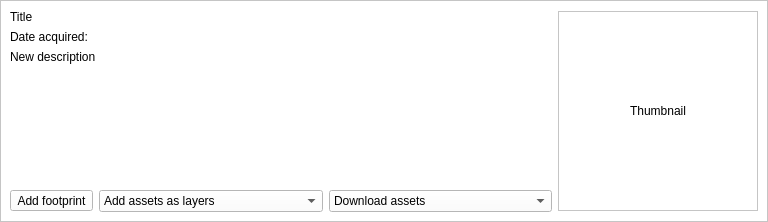
stac-utils/qgis-stac-plugin, file src/qgis_stac/ui/result_item_widget.ui: the form before one commit.
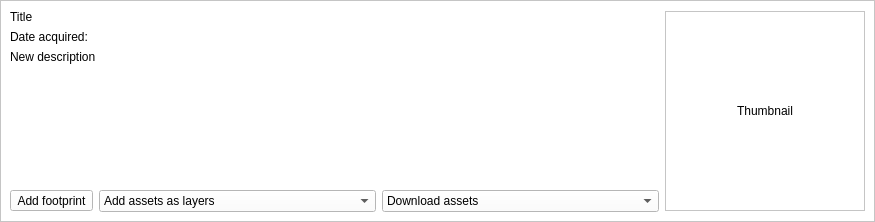
The form after the commit.

Diff of the .ui file:
```diff
--- a/src/qgis_stac/ui/result_item_widget.ui
+++ b/src/qgis_stac/ui/result_item_widget.ui
@@ -6,7 +6,7 @@
    <rect>
     <x>0</x>
     <y>0</y>
-    <width>768</width>
+    <width>875</width>
     <height>222</height>
    </rect>
   </property>
```
